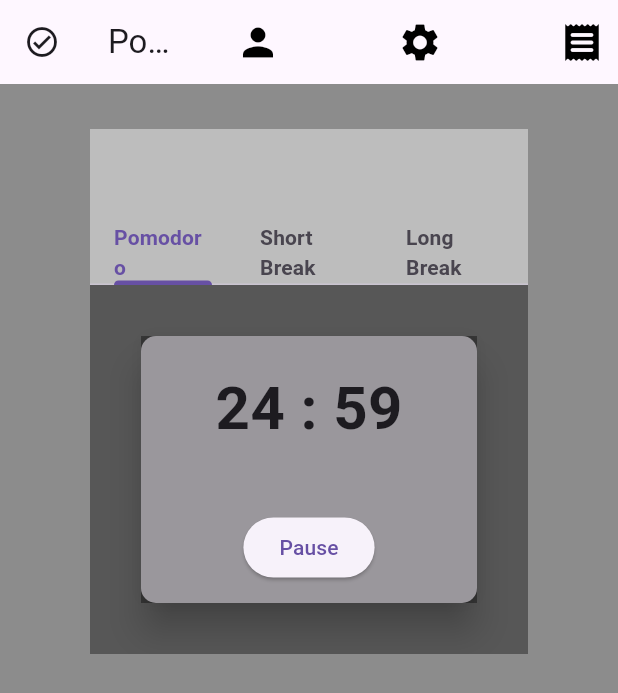
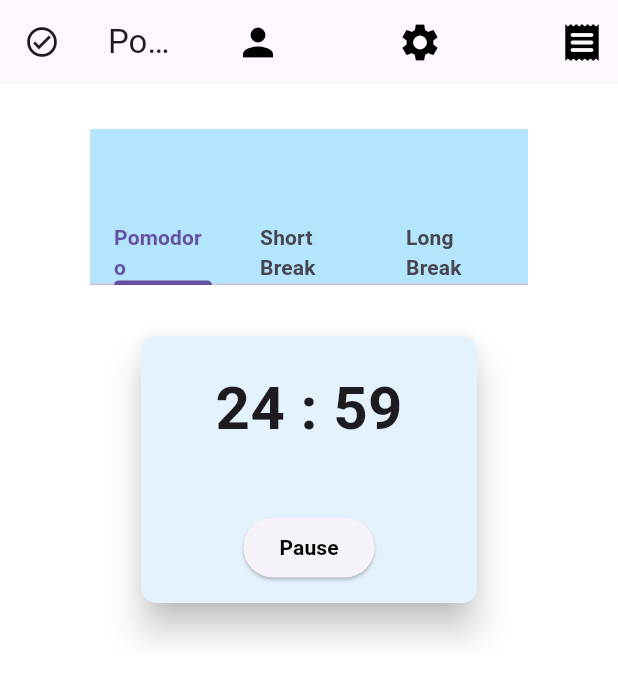
Before and after one commit to OikawaToru1/PomoBoost, a Flutter app: the screen it shows after launch, after a tap on "Start", on a phone screen of 412 x 824 dp. Shown: the top 693 px of the screen. Run offline on Flutter 3.47's test engine with Material 3 defaults, Android fonts, the phone set to English and light mode, and no system bars; missing offline and left inert: flutter_popup_card.

Commit message:
Added few ui decoration in timer page

```diff
--- a/lib/main.dart
+++ b/lib/main.dart
@@ -5,7 +5,7 @@ import './pomodoro_homepage.dart';
 void main() {
   runApp(const MaterialApp(
     title: "PomoBoost",
-    home: PomoHomePage(color: Colors.grey,),
+    home: PomoHomePage(),
     debugShowCheckedModeBanner: false,
   ));
 }
--- a/lib/pomodoro_homepage.dart
+++ b/lib/pomodoro_homepage.dart
@@ -3,11 +3,8 @@ import 'timer.dart';
 import 'package:flutter_popup_card/flutter_popup_card.dart';
 
 class PomoHomePage extends StatefulWidget {
-  final color;
-
   const PomoHomePage({
     super.key,
-    this.color,
   });
 
   @override
@@ -15,12 +12,12 @@ class PomoHomePage extends StatefulWidget {
 }
 
 class _PomoHomePageState extends State<PomoHomePage> {
-  final popcardColor = Colors.grey;
+  final popcardColor = Colors.pink;
   final double y = 56;
   @override
   Widget build(BuildContext context) {
     return Scaffold(
-        backgroundColor: Colors.black45,
+        backgroundColor: Colors.white,
         appBar: AppBar(
           title: const Text("PomoBoost"),
           leading: const Icon(Icons.check_circle_outline_outlined),
@@ -159,9 +156,9 @@ class TabContent extends StatelessWidget {
       home: DefaultTabController(
         length: 3,
         child: Scaffold(
-          backgroundColor: const Color.fromARGB(96, 0, 0, 0),
+          backgroundColor: Colors.white,
           appBar: AppBar(
-            backgroundColor: Colors.grey.shade400,
+            backgroundColor: Colors.lightBlue.shade100,
             bottom: const TabBar(tabs: [
               Text("Pomodoro", style: TextStyle(fontWeight: FontWeight.bold)),
               Text("Short Break",
@@ -173,6 +170,7 @@ class TabContent extends StatelessWidget {
             Padding(
               padding: const EdgeInsets.all(30),
               child: Card(
+                color: Colors.blue.shade50,
                 elevation: 10,
                 shape: RoundedRectangleBorder(
                     borderRadius: BorderRadius.circular(10)),
--- a/lib/timer.dart
+++ b/lib/timer.dart
@@ -1,5 +1,4 @@
 import 'dart:async';
-import 'dart:html';
 
 import 'package:flutter/material.dart';
 
@@ -10,7 +9,7 @@ class PomoTimer extends StatefulWidget {
   State<StatefulWidget> createState() => _PomoTimer();
 }
 
-class _PomoTimer extends State {
+class _PomoTimer extends State<PomoTimer> {
   int? _remainingMinute;
   int sec = 0, count = 0;
   Timer? _pomoTimer;
@@ -61,10 +60,8 @@ class _PomoTimer extends State {
   }
 
   @override
-  Widget build(BuildContext) {
-    return Container(
-      color: const Color.fromARGB(96, 0, 0, 0),
-      child: Center(
+  Widget build(BuildContext context) {
+    return Center(
       child: Column(
         children: [
           const SizedBox(
@@ -78,9 +75,13 @@ class _PomoTimer extends State {
           const SizedBox(
             height: 40,
           ),
-            ElevatedButton(onPressed: _startTimer, child: Text(btnStatus)),
+          ElevatedButton(
+            onPressed: _startTimer,
+            child: Text(btnStatus,
+                style: const TextStyle(
+                    color: Colors.black, fontWeight: FontWeight.w700)),
+          ),
         ],
-        ),
       ),
     );
   }
```
Lines whose indentation alone changed are shown as unchanged.
